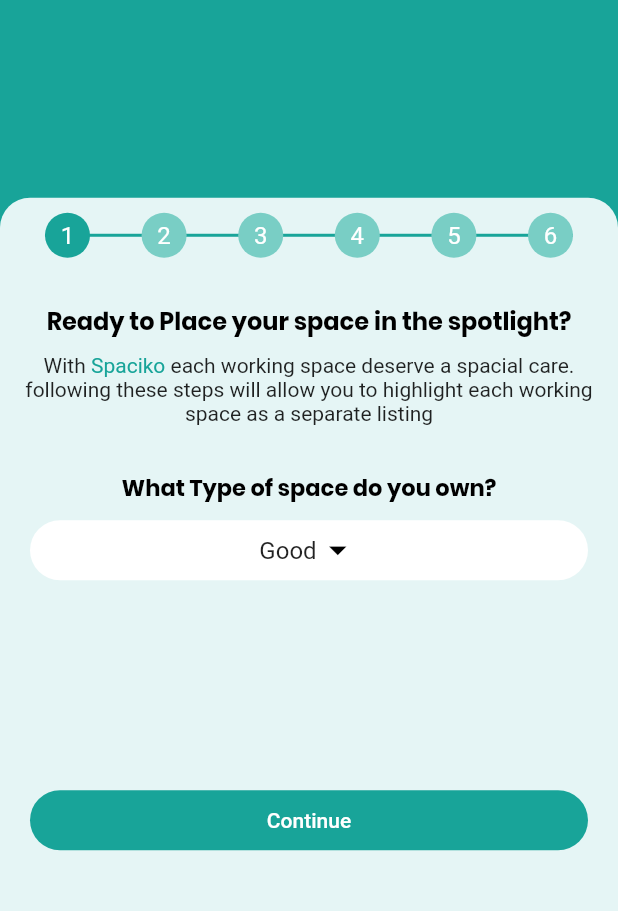
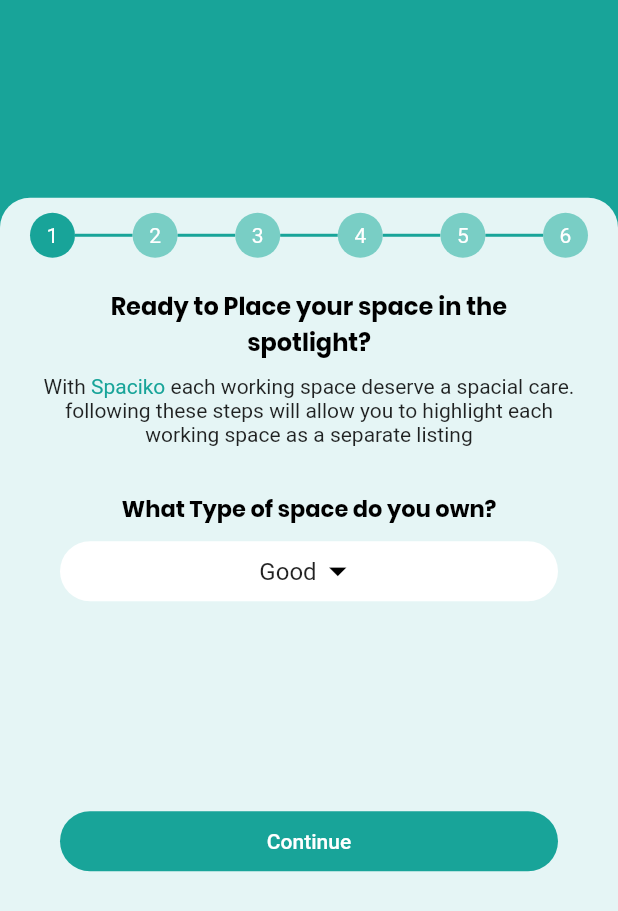
Before and after one commit to chiragSensussoft/spaciko, a Flutter app: the AddScreen screen opened directly, on a phone screen of 412 x 824 dp. Shown: the top 911 px of the screen. Run offline on Flutter 3.47's test engine with Material 2 defaults, Android fonts, the phone set to English and light mode, and no system bars; our stand-ins replace geolocator, google_maps_flutter, shared_preferences, webview_flutter; accounts and stored records are empty.

```diff
--- /dev/null
+++ b/lib/CommentNav.dart
@@ -0,0 +1,126 @@
+import 'package:flutter/material.dart';
+
+class Comment extends StatelessWidget {
+  double _width;
+
+  List<IconData> _icons = [
+    Icons.home,
+    Icons.add,
+    Icons.message,
+    Icons.home,
+    Icons.home
+  ];
+
+  int _curStep;
+  Color _activeColor;
+  Color _inactiveColor = Colors.grey[100];
+  double lineWidth = 4.0;
+
+  Comment(
+      {Key key,
+      @required List<IconData> icons,
+      @required int curStep,
+      List<String> titles,
+      @required double width,
+      @required Color color})
+      :
+        _icons = icons,
+
+        _curStep = curStep,
+        _width = width,
+        _activeColor = color,
+        // assert(curStep > 0 == true && curStep <= icons.length),
+        // assert(width > 0),
+        super(key: key);
+
+  @override
+  Widget build(BuildContext context) {
+    return Container(
+        padding: EdgeInsets.only(
+          top: 32.0,
+          left: 24.0,
+          right: 24.0,
+        ),
+        width: this._width,
+        child: Column(
+          children: <Widget>[
+            Row(
+              children: _iconViews(),
+            ),
+            SizedBox(
+              height: 10,
+            ),
+          ],
+        )
+    );
+  }
+
+  List<Widget> _iconViews() {
+    var list = <Widget>[];
+
+    _icons.asMap().forEach((i, icon) {
+      //colors according to state
+      var circleColor =
+          (i == 0 || _curStep > i + 1) ? _activeColor : _inactiveColor;
+
+      var lineColor = _curStep > i + 1 ? _activeColor : _inactiveColor;
+
+      var iconColor =
+          (i == 0 || _curStep > i + 1) ? _inactiveColor : _activeColor;
+
+      list.add(
+        //dot with icon view
+        Container(
+          width: 30.0,
+          height: 30.0,
+          padding: EdgeInsets.all(0),
+          child: Icon(
+            icon,
+            color: iconColor,
+            size: 15.0,
+          ),
+          decoration: new BoxDecoration(
+            color: circleColor,
+            borderRadius: new BorderRadius.all(new Radius.circular(25.0)),
+            border: new Border.all(
+              color: _activeColor,
+              width: 2.0,
+            ),
+          ),
+        ),
+      );
+
+      //line between icons
+      if (i != _icons.length - 1) {
+        list.add(Expanded(
+            child: Container(
+          height: lineWidth,
+          color: lineColor,
+        )));
+      }
+    }
+    );
+
+    return list;
+  }
+
+// class CommentNav extends StatefulWidget {
+//   @override
+//   _CommentNavState createState() => _CommentNavState();
+// }
+//
+// class _CommentNavState extends State<CommentNav> {
+//   @override
+//   Widget build(BuildContext context) {
+//     return MaterialApp(
+//       debugShowCheckedModeBanner: false,
+//
+//       home: Scaffold(
+//         body: Center(
+//           child: Text('Comment', style: TextStyle(fontSize: 18, color: Colors.black),),
+//         ),
+//       ),
+//     );
+//   }
+// }
+}
--- a/lib/Home/Ui/Add/Add.dart
+++ b/lib/Home/Ui/Add/Add.dart
@@ -16,6 +16,10 @@ class AddScreen extends StatefulWidget {
 }
 
 class _AddScreenState extends State<AddScreen> {
+  List<String> _stepText = ['1','2','3','4','5','6'];
+  var activeColor = Pelette.ColorPrimaryDark;
+  var inActiveColor = Pelette.colorGreenTrans;
+  int _curStep =0;
   @override
   Widget build(BuildContext context) {
     var size = MediaQuery.of(context).size;
@@ -34,116 +38,20 @@ class _AddScreenState extends State<AddScreen> {
                     color: Pelette.colorLightBlue50,
                     borderRadius: BorderRadius.only(topLeft: Radius.circular(20),topRight: Radius.circular(20))
                 ),
+                child: Container(margin: const EdgeInsets.only(left: 20,right: 20,top: 10),
+                  width: MediaQuery.of(context).size.width,
                   child: Column(
-                  children: [
-                    Container(padding: const EdgeInsets.only(left: 30,right: 30),
-                      height: 50,
-                      child: Stack(
-                        children: [
-                          Container(margin: const EdgeInsets.only(top: 10),
-                            height: 30,
-                            child: Center(
-                              child: Container(
-                                height: 2,
-                                color: Pelette.ColorPrimaryDark,
-                              ),
-                            ),
-                          ),
-                          Container(
-                            child:Row(
+                    children: <Widget>[
+                      Row(
                         mainAxisAlignment: MainAxisAlignment.spaceBetween,
-                              children: [
-                                Container(
-                                  height:50,
-                                  child: CircleAvatar(
-                                    radius: 15,
-                                    backgroundColor: Pelette.ColorPrimaryDark,
-                                    child: Text(
-                                      "1",
-                                      style: TextStyle(
-                                        color: Colors.white,
-                                      ),
-                                    ),
-                                  ),
-                                ),
-                                Container(
-                                  height:50,
-                                  child: CircleAvatar(
-                                    radius: 15,
-                                    backgroundColor: Pelette.colorGreenTrans,
-                                    child: Text(
-                                      "2",
-                                      style: TextStyle(
-                                        color: Colors.white,
-                                      ),
-                                    ),
-                                  ),
-                                ),
-                                Container(
-                                  height:50,
-                                  child: CircleAvatar(
-                                    radius: 15,
-                                    backgroundColor: Pelette.colorGreenTrans,
-                                    child: Text(
-                                      "3",
-                                      style: TextStyle(
-                                        color: Colors.white,
-                                      ),
-                                    ),
-                                  ),
-                                ),
-                                Container(
-                                  height:50,
-                                  child: CircleAvatar(
-                                    radius: 15,
-                                    backgroundColor: Pelette.colorGreenTrans,
-                                    child: Text(
-                                      "4",
-                                      style: TextStyle(
-                                        color: Colors.white,
-                                      ),
-                                    ),
-                                  ),
-                                ),
-                                Container(
-                                  height:50,
-                                  child: CircleAvatar(
-                                    radius: 15,
-                                    backgroundColor: Pelette.colorGreenTrans,
-                                    child: Text(
-                                      "5",
-                                      style: TextStyle(
-                                        color: Colors.white,
-                                      ),
-                                    ),
-                                  ),
-                                ),
-                                Container(
-                                  height:50,
-                                  child: CircleAvatar(
-                                    radius: 15,
-                                    backgroundColor: Pelette.colorGreenTrans,
-                                    child: Text(
-                                      "6",
-                                      style: TextStyle(
-                                        color: Colors.white,
-                                      ),
-                                    ),
-                                  ),
-                                )
-                              ],
-                            ),
-                          ),
-                        ],
-                      ),
+                        children: step(),
                       ),
                       Expanded(
-                      child:Container(
                         child: Step1(),
-                      ),
                       )
                     ],
                   )
+                ),
               ),
             )
           ],
@@ -151,4 +59,34 @@ class _AddScreenState extends State<AddScreen> {
       )
     );
   }
+
+ List<Widget> step() {
+   var list = <Widget>[];
+    _stepText.asMap().forEach((i, value) {
+
+      var circleColor =
+      (i == 0 || _curStep > i + 1) ? activeColor : inActiveColor;
+
+      list.add(
+        Container(
+          width: 30.0,
+          height: 30.0,
+          child: Center(child: Text(value,style: TextStyle(color: Colors.white),),),
+          decoration: new BoxDecoration(
+            color: circleColor,
+            borderRadius: new BorderRadius.all(new Radius.circular(25.0)),
+          ),
+        ),
+      );
+      if (i != _stepText.length - 1) {
+        list.add(Expanded(
+            child: Container(
+              height: 2,
+              color: Pelette.ColorPrimaryDark,
+            )));
       }
+    });
+    return list;
+  }
+
+}
--- a/lib/Home/Ui/Add/steps/Step1.dart
+++ b/lib/Home/Ui/Add/steps/Step1.dart
@@ -57,7 +57,7 @@ class _Step1State extends State<Step1> {
                     value: value,
                     child: Text(value),
                   );
-                }).toList(),//fghn
+                }).toList(),
               ),
             )
         ),
```
Lines whose indentation alone changed are shown as unchanged.
